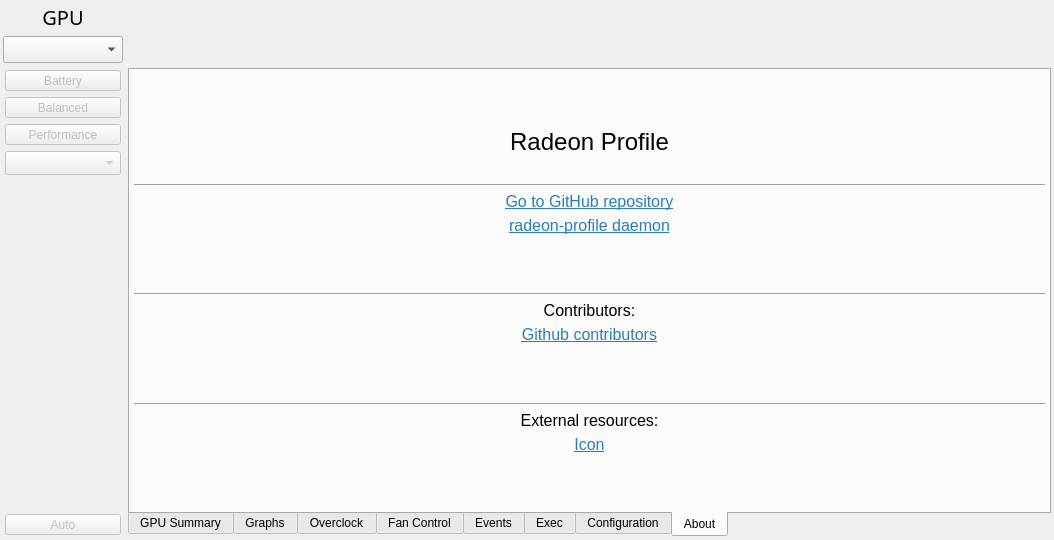
First picture: the form in radeon-profile/radeon_profile.ui, repository marazmista/radeon-profile, before the edit.
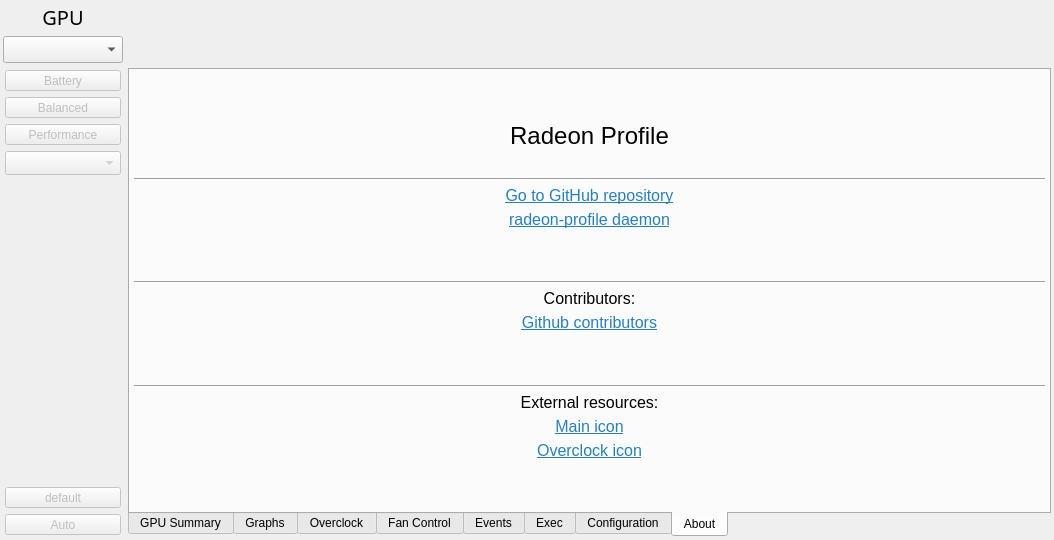
Second picture: the form after the edit. The open tabs and pages were chosen to show the change. Icons and pictures are not drawn.

Commit message: added button with menu to change overclock profile, minor refactor

```diff
--- a/radeon-profile/radeon_profile.ui
+++ b/radeon-profile/radeon_profile.ui
@@ -300,6 +300,35 @@
           </property>
          </spacer>
         </item>
+        <item>
+         <widget class="QToolButton" name="btn_ocProfileControl">
+          <property name="sizePolicy">
+           <sizepolicy hsizetype="MinimumExpanding" vsizetype="Minimum">
+            <horstretch>0</horstretch>
+            <verstretch>0</verstretch>
+           </sizepolicy>
+          </property>
+          <property name="text">
+           <string>default</string>
+          </property>
+          <property name="icon">
+           <iconset resource="radeon-resource.qrc">
+            <normaloff>:/icon/symbols/overclock.png</normaloff>:/icon/symbols/overclock.png</iconset>
+          </property>
+          <property name="iconSize">
+           <size>
+            <width>32</width>
+            <height>32</height>
+           </size>
+          </property>
+          <property name="popupMode">
+           <enum>QToolButton::InstantPopup</enum>
+          </property>
+          <property name="toolButtonStyle">
+           <enum>Qt::ToolButtonTextUnderIcon</enum>
+          </property>
+         </widget>
+        </item>
         <item>
          <widget class="QToolButton" name="btn_fanControl">
           <property name="sizePolicy">
@@ -4111,7 +4140,7 @@
        <attribute name="title">
         <string>About</string>
        </attribute>
-       <layout class="QVBoxLayout" name="verticalLayout_19">
+       <layout class="QVBoxLayout" name="verticalLayout_16">
         <property name="spacing">
          <number>5</number>
         </property>
@@ -4258,7 +4287,7 @@
          </widget>
         </item>
         <item>
-         <widget class="QLabel" name="label_contributor1">
+         <widget class="QLabel" name="label_contributorsLink">
           <property name="font">
            <font>
             <pointsize>12</pointsize>
@@ -4299,7 +4328,7 @@
          </widget>
         </item>
         <item>
-         <widget class="QLabel" name="label_contributors_2">
+         <widget class="QLabel" name="label_externalResources">
           <property name="font">
            <font>
             <pointsize>12</pointsize>
@@ -4321,7 +4350,28 @@
            </font>
           </property>
           <property name="text">
-           <string>&lt;html&gt;&lt;head/&gt;&lt;body&gt;&lt;p&gt;&lt;a href=&quot;http://proicons.deviantart.com/art/Graphics-Cards-Icons-H1-Pack-161178339&quot;&gt;&lt;span style=&quot; text-decoration: underline; color:#2980b9;&quot;&gt;Icon&lt;/span&gt;&lt;/a&gt;&lt;/p&gt;&lt;/body&gt;&lt;/html&gt;</string>
+           <string>&lt;html&gt;&lt;head/&gt;&lt;body&gt;&lt;p&gt;&lt;a href=&quot;http://proicons.deviantart.com/art/Graphics-Cards-Icons-H1-Pack-161178339&quot;&gt;&lt;span style=&quot; text-decoration: underline; color:#2980b9;&quot;&gt;Main icon&lt;/span&gt;&lt;/a&gt;&lt;/p&gt;&lt;/body&gt;&lt;/html&gt;</string>
+          </property>
+          <property name="textFormat">
+           <enum>Qt::RichText</enum>
+          </property>
+          <property name="alignment">
+           <set>Qt::AlignCenter</set>
+          </property>
+          <property name="openExternalLinks">
+           <bool>true</bool>
+          </property>
+         </widget>
+        </item>
+        <item>
+         <widget class="QLabel" name="label_icon_2">
+          <property name="font">
+           <font>
+            <pointsize>12</pointsize>
+           </font>
+          </property>
+          <property name="text">
+           <string>&lt;html&gt;&lt;head/&gt;&lt;body&gt;&lt;p&gt;&lt;a href=&quot;https://www.flaticon.com/free-icon/speedometer_53128&quot;&gt;&lt;span style=&quot; text-decoration: underline; color:#2980b9;&quot;&gt;Overclock icon&lt;/span&gt;&lt;/a&gt;&lt;/p&gt;&lt;/body&gt;&lt;/html&gt;</string>
           </property>
           <property name="textFormat">
            <enum>Qt::RichText</enum>
@@ -4347,16 +4397,6 @@
           </property>
          </spacer>
         </item>
-        <item>
-         <layout class="QHBoxLayout" name="horizontalLayout_14">
-          <item>
-           <layout class="QVBoxLayout" name="verticalLayout_18"/>
-          </item>
-          <item>
-           <layout class="QVBoxLayout" name="verticalLayout_16"/>
-          </item>
-         </layout>
-        </item>
        </layout>
       </widget>
      </widget>
```
The commit also changes 8 other files.
